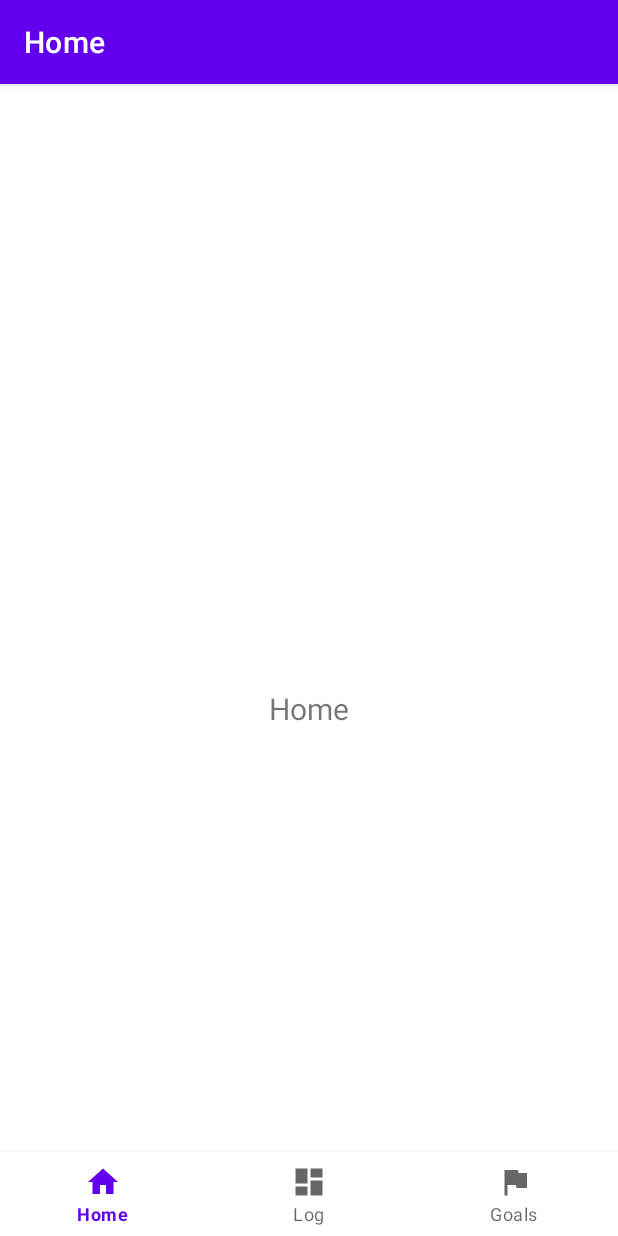
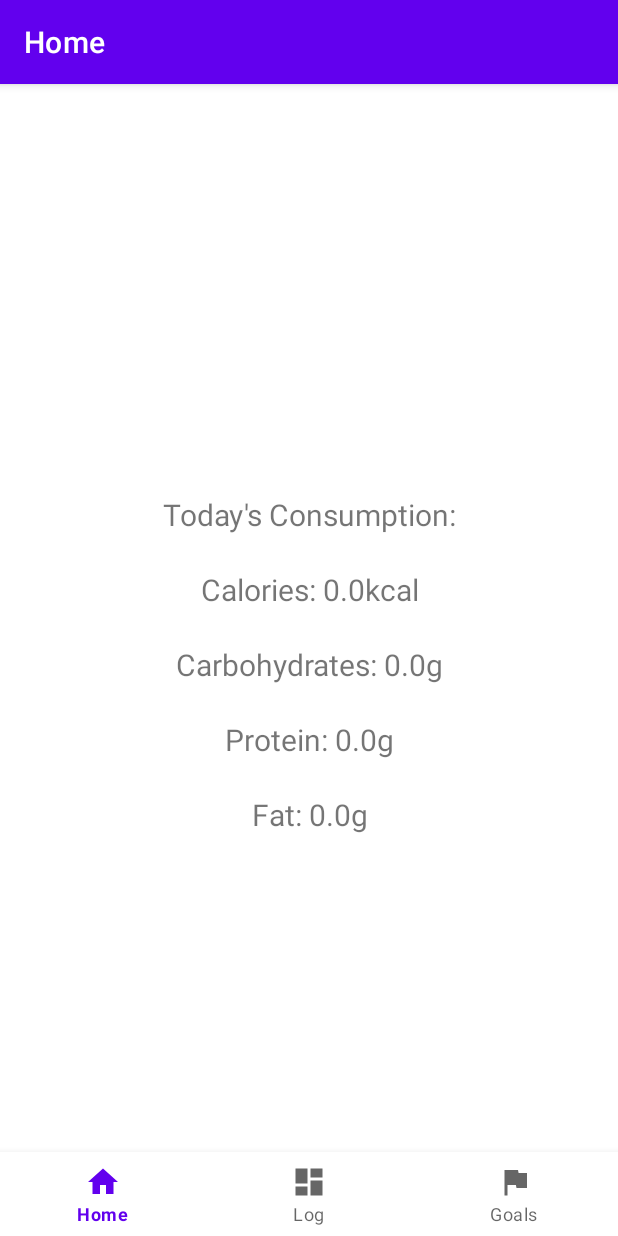
Before and after one commit to alexchitham/Year1-DietApp, an Android app: the screen it shows after launch (MainActivity), on a phone screen of 412 x 824 dp. Run offline under Robolectric (Android 15) with nearby library versions, the phone set to English and light mode, and no system bars; our stand-ins replace navigation-ui.

Commit message:
Added Home page to show today's consumption of each nutrient.
Fixed DBHandler's retrieveTotal method to deal with null values (if no food has been eaten that day) and also to only sum food eaten today rather than forever.

```diff
--- a/app/build.gradle
+++ b/app/build.gradle
@@ -28,6 +28,10 @@ android {
     buildFeatures {
         viewBinding true
     }
+
+    dataBinding{
+        enabled=true
+    }
 }
 
 dependencies {
--- a/app/src/main/java/uk/ac/bath/dietpi/DBHandler.java
+++ b/app/src/main/java/uk/ac/bath/dietpi/DBHandler.java
@@ -167,18 +167,50 @@ public class DBHandler extends SQLiteOpenHelper {
         // Retrieve the whole database
         SQLiteDatabase db = this.getWritableDatabase();
 
+        // Get current date
+        DateFormat dateFormat = new SimpleDateFormat("yyyy/MM/dd");
+        Date currentDate = new Date();
+        String date = dateFormat.format(currentDate);
+
         // Initialize the query
-        String sumQuery = "SELECT SUM(" + TBL_FOOD + "." + COLUMN_CALORIES +"), SUM("+ TBL_FOOD +"." + COLUMN_CARBOHYDRATES +"), SUM("+ TBL_FOOD +"." + COLUMN_PROTEIN +"), SUM(" + TBL_FOOD +"." + COLUMN_FAT + ") FROM " + TBL_EATEN +" INNER JOIN " + TBL_FOOD + " ON " + TBL_EATEN + "." + COLUMN_FOOD_ID +"="+TBL_FOOD + "." + COLUMN_FOOD_ID + ";";
+        String sumQuery = "SELECT SUM(" + TBL_FOOD + "." + COLUMN_CALORIES +"), SUM("+ TBL_FOOD +"." + COLUMN_CARBOHYDRATES +"), SUM("+ TBL_FOOD +"." + COLUMN_PROTEIN +"), SUM(" + TBL_FOOD +"." + COLUMN_FAT + ") " +
+                "FROM " + TBL_EATEN +" INNER JOIN " + TBL_FOOD + " ON " + TBL_EATEN + "." + COLUMN_FOOD_ID +"="+TBL_FOOD + "." + COLUMN_FOOD_ID +
+                " WHERE " + TBL_EATEN + "." + COLUMN_DATE + "= '" + date + "';";
         Hashtable<String,Float> result = new Hashtable<String,Float>();
 
         Cursor cursor = db.rawQuery(sumQuery, null);
 
         // Adds the sum of each column into the hashtable
         if (cursor.moveToFirst()) {
-            result.put(COLUMN_CALORIES,Float.parseFloat(cursor.getString(0)));
-            result.put(COLUMN_CARBOHYDRATES,Float.parseFloat(cursor.getString(0)));
-            result.put(COLUMN_PROTEIN,Float.parseFloat(cursor.getString(0)));
-            result.put(COLUMN_FAT,Float.parseFloat(cursor.getString(0)));
+            if (cursor.getString(0) == null) {
+                result.put(COLUMN_CALORIES, 0f);
+            } else {
+                result.put(COLUMN_CALORIES, Float.parseFloat(cursor.getString(0)));
+            }
+
+            if (cursor.getString(1) == null) {
+                result.put(COLUMN_CARBOHYDRATES, 0f);
+            } else {
+                result.put(COLUMN_CARBOHYDRATES, Float.parseFloat(cursor.getString(1)));
+            }
+
+            if (cursor.getString(2) == null) {
+                result.put(COLUMN_PROTEIN, 0f);
+            } else {
+                result.put(COLUMN_PROTEIN, Float.parseFloat(cursor.getString(2)));
+            }
+
+            if (cursor.getString(3) == null) {
+                result.put(COLUMN_FAT, 0f);
+            } else {
+                result.put(COLUMN_FAT, Float.parseFloat(cursor.getString(3)));
+            }
+        }
+        else{
+            result.put(COLUMN_CALORIES, 0f);
+            result.put(COLUMN_CARBOHYDRATES, 0f);
+            result.put(COLUMN_PROTEIN, 0f);
+            result.put(COLUMN_FAT,0f);
         }
 
         // Closes the cursor and database connection
--- a/app/src/main/java/uk/ac/bath/dietpi/MainActivity.java
+++ b/app/src/main/java/uk/ac/bath/dietpi/MainActivity.java
@@ -2,10 +2,8 @@ package uk.ac.bath.dietpi;
 
 import android.content.Context;
 import android.os.Bundle;
-import android.os.StrictMode;
 import android.view.View;
 import android.view.inputmethod.InputMethodManager;
-import android.widget.Button;
 
 import androidx.appcompat.app.AppCompatActivity;
 import androidx.navigation.NavController;
--- a/app/src/main/java/uk/ac/bath/dietpi/ui/home/HomeFragment.java
+++ b/app/src/main/java/uk/ac/bath/dietpi/ui/home/HomeFragment.java
@@ -1,20 +1,32 @@
 package uk.ac.bath.dietpi.ui.home;
 
 import android.os.Bundle;
+import android.util.Log;
 import android.view.LayoutInflater;
 import android.view.View;
 import android.view.ViewGroup;
 import android.widget.TextView;
 
 import androidx.annotation.NonNull;
+import androidx.annotation.Nullable;
 import androidx.fragment.app.Fragment;
 import androidx.lifecycle.ViewModelProvider;
 
+import java.util.Hashtable;
+
+import uk.ac.bath.dietpi.DBHandler;
+import uk.ac.bath.dietpi.MainActivity;
+import uk.ac.bath.dietpi.R;
 import uk.ac.bath.dietpi.databinding.FragmentHomeBinding;
 
 public class HomeFragment extends Fragment {
 
     private FragmentHomeBinding binding;
+    private TextView txtCalories;
+    private TextView txtCarbohydrates;
+    private TextView txtProtein;
+    private TextView txtFat;
+    private boolean activityCreated = false;
 
     public View onCreateView(@NonNull LayoutInflater inflater,
                              ViewGroup container, Bundle savedInstanceState) {
@@ -23,10 +35,46 @@ public class HomeFragment extends Fragment {
 
         binding = FragmentHomeBinding.inflate(inflater, container, false);
         View root = binding.getRoot();
+        return root;
+    }
 
-        final TextView textView = binding.textHome;
-        homeViewModel.getText().observe(getViewLifecycleOwner(), textView::setText);
-        return root;
+    public void updateDaysConsumption(){
+        // Get hashtable containing amount of each nutrient eaten today
+        DBHandler dbHandler = ((MainActivity) getActivity()).getDbHandler();
+
+        Hashtable<String, Float> dailyConsumption = dbHandler.retrieveTotal();
+
+        View root = binding.getRoot();
+
+        // Get references to each text view object
+        txtCalories = (TextView) root.findViewById(R.id.text_calories);
+        txtCarbohydrates = (TextView) root.findViewById(R.id.text_carbohydrates);
+        txtProtein = (TextView) root.findViewById(R.id.text_protein);
+        txtFat = (TextView) root.findViewById(R.id.text_fat);
+
+        // Set each text view to show today's consumption
+        txtCalories.setText("Calories: " + dailyConsumption.get(DBHandler.getColumnCalories()).toString() + "kcal");
+        txtCarbohydrates.setText("Carbohydrates: " + dailyConsumption.get(DBHandler.getColumnCarbohydrates()).toString() + "g");
+        txtProtein.setText("Protein: " + dailyConsumption.get(DBHandler.getColumnProtein()).toString() + "g");
+        txtFat.setText("Fat: " + dailyConsumption.get(DBHandler.getColumnFat()).toString() + "g");
+
+        Log.d("Debug", dailyConsumption.toString());
+    }
+
+    @Override
+    public void onActivityCreated(@Nullable Bundle savedInstanceState) {
+        super.onActivityCreated(savedInstanceState);
+        activityCreated = true;
+        updateDaysConsumption();
+    }
+
+    @Override
+    public void onResume() {
+        super.onResume();
+        if (activityCreated){
+            updateDaysConsumption();
+        }
+
     }
 
     @Override
--- a/app/src/main/res/layout/fragment_home.xml
+++ b/app/src/main/res/layout/fragment_home.xml
@@ -7,11 +7,11 @@
     tools:context=".ui.home.HomeFragment">
 
     <TextView
-        android:id="@+id/text_home"
-        android:layout_width="match_parent"
+        android:id="@+id/text_calories"
+        android:layout_width="wrap_content"
         android:layout_height="wrap_content"
         android:layout_marginStart="8dp"
-        android:layout_marginTop="8dp"
+        android:layout_marginTop="-150dp"
         android:layout_marginEnd="8dp"
         android:textAlignment="center"
         android:textSize="20sp"
@@ -19,4 +19,61 @@
         app:layout_constraintEnd_toEndOf="parent"
         app:layout_constraintStart_toStartOf="parent"
         app:layout_constraintTop_toTopOf="parent" />
+
+    <TextView
+        android:id="@+id/text_carbohydrates"
+        android:layout_width="wrap_content"
+        android:layout_height="wrap_content"
+        android:layout_marginStart="8dp"
+        android:layout_marginTop="-50dp"
+        android:layout_marginEnd="8dp"
+        android:textAlignment="center"
+        android:textSize="20sp"
+        app:layout_constraintBottom_toBottomOf="parent"
+        app:layout_constraintEnd_toEndOf="parent"
+        app:layout_constraintStart_toStartOf="parent"
+        app:layout_constraintTop_toTopOf="parent" />
+
+    <TextView
+        android:id="@+id/text_protein"
+        android:layout_width="wrap_content"
+        android:layout_height="wrap_content"
+        android:layout_marginStart="8dp"
+        android:layout_marginTop="50dp"
+        android:layout_marginEnd="8dp"
+        android:textAlignment="center"
+        android:textSize="20sp"
+        app:layout_constraintBottom_toBottomOf="parent"
+        app:layout_constraintEnd_toEndOf="parent"
+        app:layout_constraintStart_toStartOf="parent"
+        app:layout_constraintTop_toTopOf="parent" />
+
+    <TextView
+        android:id="@+id/text_fat"
+        android:layout_width="wrap_content"
+        android:layout_height="wrap_content"
+        android:layout_marginStart="8dp"
+        android:layout_marginTop="150dp"
+        android:layout_marginEnd="8dp"
+        android:textAlignment="center"
+        android:textSize="20sp"
+        app:layout_constraintBottom_toBottomOf="parent"
+        app:layout_constraintEnd_toEndOf="parent"
+        app:layout_constraintStart_toStartOf="parent"
+        app:layout_constraintTop_toTopOf="parent" />
+
+    <TextView
+        android:id="@+id/text_daily"
+        android:layout_width="wrap_content"
+        android:layout_height="wrap_content"
+        android:layout_marginStart="8dp"
+        android:layout_marginTop="-250dp"
+        android:layout_marginEnd="8dp"
+        android:textAlignment="center"
+        android:text="@string/today_s_consumption"
+        android:textSize="20sp"
+        app:layout_constraintBottom_toBottomOf="parent"
+        app:layout_constraintEnd_toEndOf="parent"
+        app:layout_constraintStart_toStartOf="parent"
+        app:layout_constraintTop_toTopOf="parent" />
 </androidx.constraintlayout.widget.ConstraintLayout>
--- a/app/src/main/res/values/strings.xml
+++ b/app/src/main/res/values/strings.xml
@@ -19,4 +19,5 @@
     <string name="name">Name</string>
     <string name="autofill_data">Autofill Data</string>
     <string name="food_quantity">Quantity</string>
+    <string name="today_s_consumption">Today\'s Consumption:</string>
 </resources>
```
